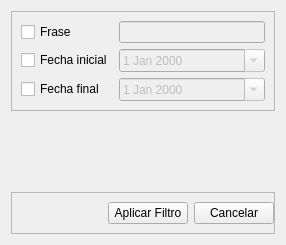
R0land013/blue-pos, file view/ui/expense_filter.ui: the form before one commit.
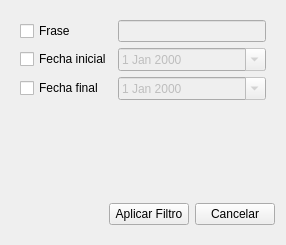
The form after the commit.

Commit message:
Style: Se eliminaron los bordes de los frames de la app
	Los bordes se mostraban en Gnome, pero en windows no se mostraban.

What changed in the file:
```diff
--- a/view/ui/expense_filter.ui
+++ b/view/ui/expense_filter.ui
@@ -17,7 +17,7 @@
    <item>
     <widget class="QFrame" name="frame">
      <property name="frameShape">
-      <enum>QFrame::StyledPanel</enum>
+      <enum>QFrame::NoFrame</enum>
      </property>
      <property name="frameShadow">
       <enum>QFrame::Raised</enum>
@@ -90,7 +90,7 @@
    <item>
     <widget class="QFrame" name="frame_2">
      <property name="frameShape">
-      <enum>QFrame::StyledPanel</enum>
+      <enum>QFrame::NoFrame</enum>
      </property>
      <property name="frameShadow">
       <enum>QFrame::Raised</enum>
```
The commit also changes 20 other files.
